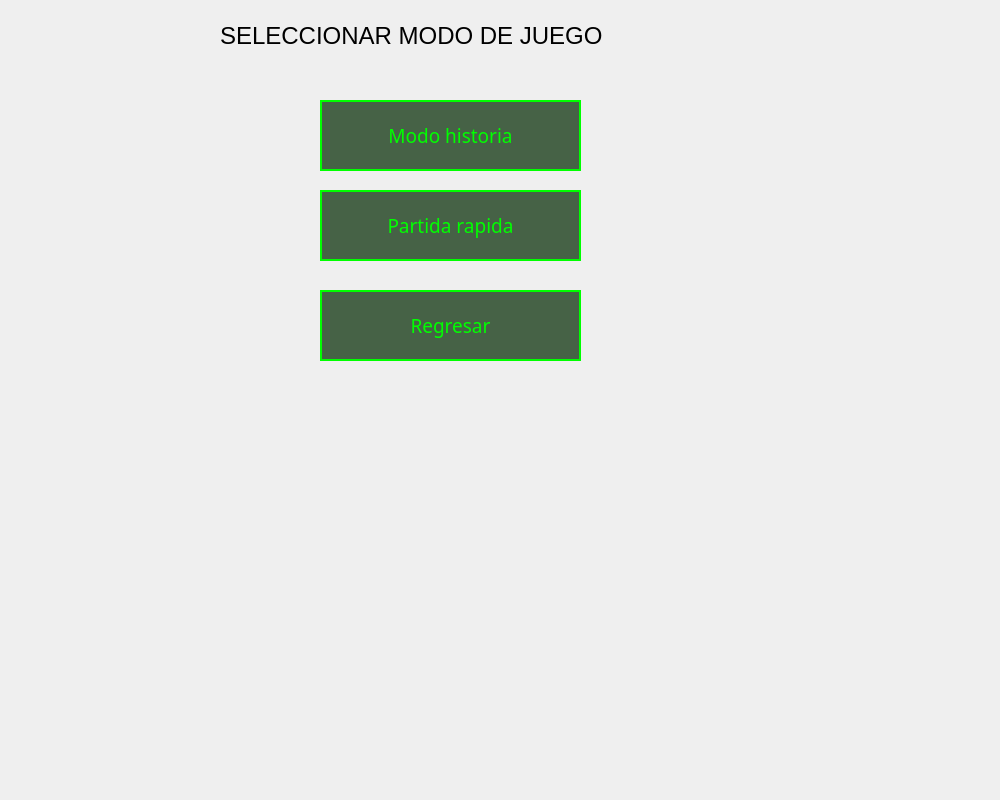
First picture: the form in Minesweeper/frmseleccionjuego.ui, repository WeaselSSH/Minesweeper, before the edit.
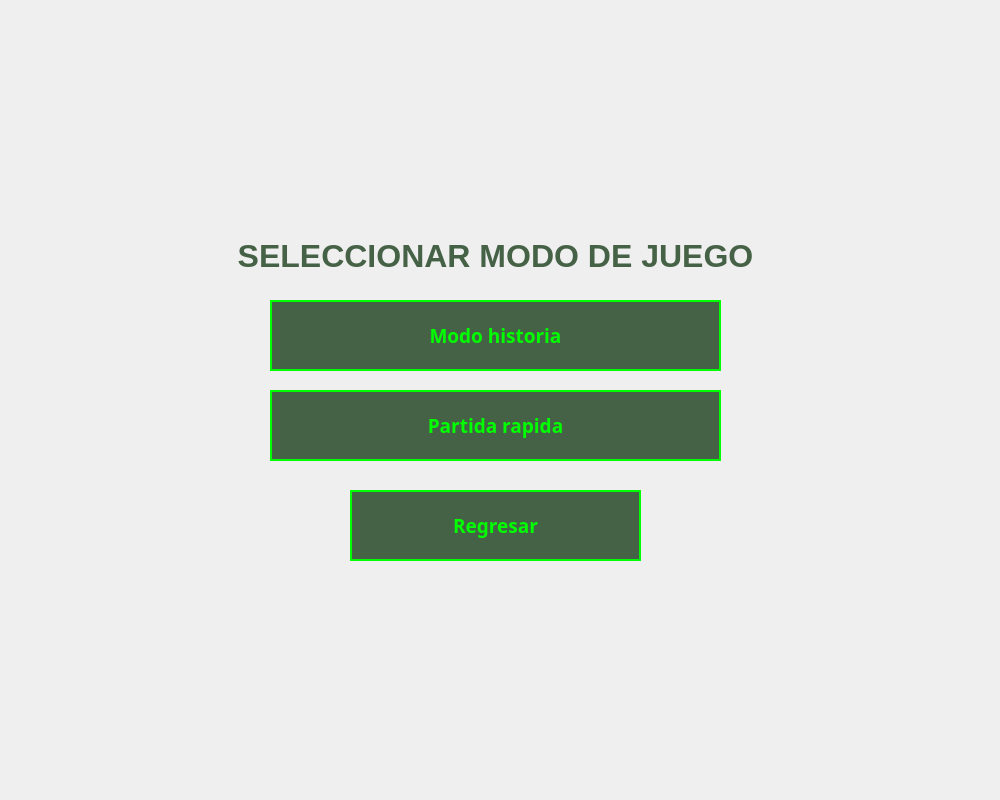
Second picture: the form after the edit.

What changed in the file:
```diff
--- a/Minesweeper/frmseleccionjuego.ui
+++ b/Minesweeper/frmseleccionjuego.ui
@@ -19,7 +19,7 @@
     border: 2px solid #00FF00;             
     color: #00FF00;                       
     font-family: 'Press Start 2P';
-	font-style:Bold;         
+	font-style: Bold;         
     padding: 10px;
     text-transform: uppercase;
 }
@@ -37,32 +37,44 @@
 QPushButton:pressed {
     background-color: #00FF00;
     color: #050A05;                     
+}
+
+QLabel {
+    color: rgba(0, 40, 0, 180);               
+    font-family: 'Segoe UI';  
+    font-style: Bold;                
+    background: transparent;        
 }</string>
   </property>
   <widget class="QLabel" name="label">
    <property name="geometry">
     <rect>
-     <x>220</x>
-     <y>10</y>
-     <width>441</width>
+     <x>180</x>
+     <y>230</y>
+     <width>631</width>
      <height>51</height>
     </rect>
    </property>
    <property name="font">
     <font>
-     <pointsize>18</pointsize>
+     <family>Segoe UI</family>
+     <pointsize>24</pointsize>
+     <bold>true</bold>
     </font>
    </property>
    <property name="text">
     <string>SELECCIONAR MODO DE JUEGO</string>
    </property>
+   <property name="alignment">
+    <set>Qt::AlignmentFlag::AlignCenter</set>
+   </property>
   </widget>
   <widget class="QPushButton" name="btnModoHistoria">
    <property name="geometry">
     <rect>
-     <x>320</x>
-     <y>100</y>
-     <width>261</width>
+     <x>270</x>
+     <y>300</y>
+     <width>451</width>
      <height>71</height>
     </rect>
    </property>
@@ -70,6 +82,7 @@
     <font>
      <family>Press Start 2P</family>
      <pointsize>14</pointsize>
+     <bold>true</bold>
     </font>
    </property>
    <property name="text">
@@ -79,9 +92,9 @@
   <widget class="QPushButton" name="btnPartidaRapida">
    <property name="geometry">
     <rect>
-     <x>320</x>
-     <y>190</y>
-     <width>261</width>
+     <x>270</x>
+     <y>390</y>
+     <width>451</width>
      <height>71</height>
     </rect>
    </property>
@@ -89,6 +102,7 @@
     <font>
      <family>Press Start 2P</family>
      <pointsize>14</pointsize>
+     <bold>true</bold>
     </font>
    </property>
    <property name="text">
@@ -98,9 +112,9 @@
   <widget class="QPushButton" name="btnRegresar">
    <property name="geometry">
     <rect>
-     <x>320</x>
-     <y>290</y>
-     <width>261</width>
+     <x>350</x>
+     <y>490</y>
+     <width>291</width>
      <height>71</height>
     </rect>
    </property>
@@ -108,6 +122,7 @@
     <font>
      <family>Press Start 2P</family>
      <pointsize>14</pointsize>
+     <bold>true</bold>
     </font>
    </property>
    <property name="text">
```
